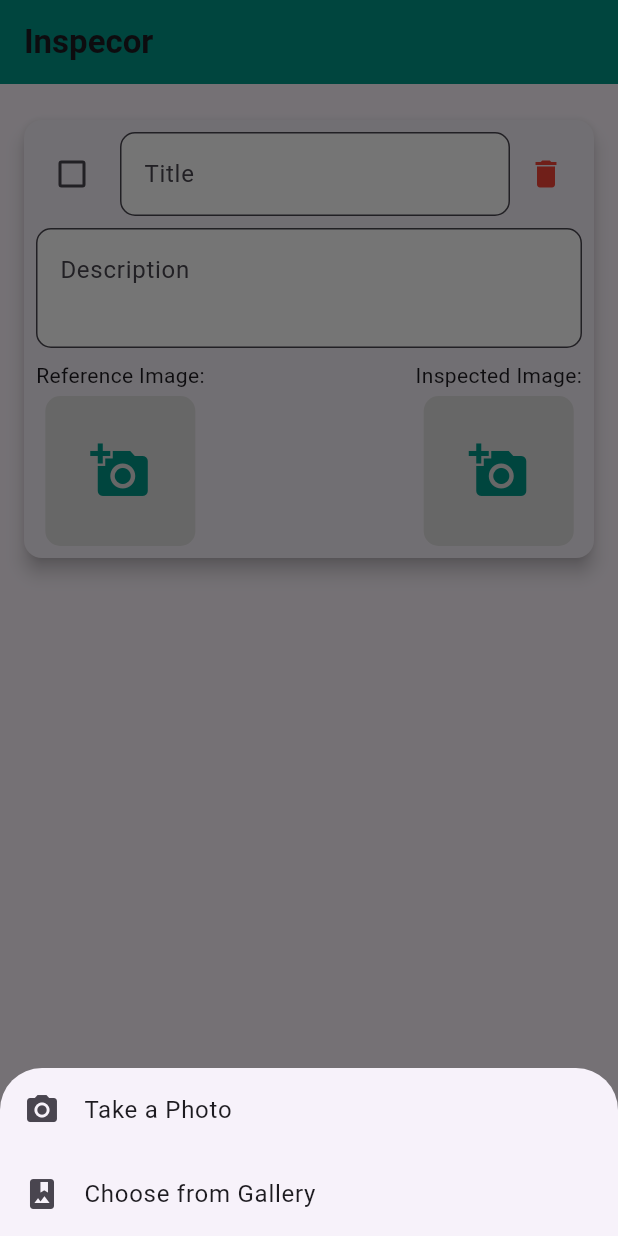
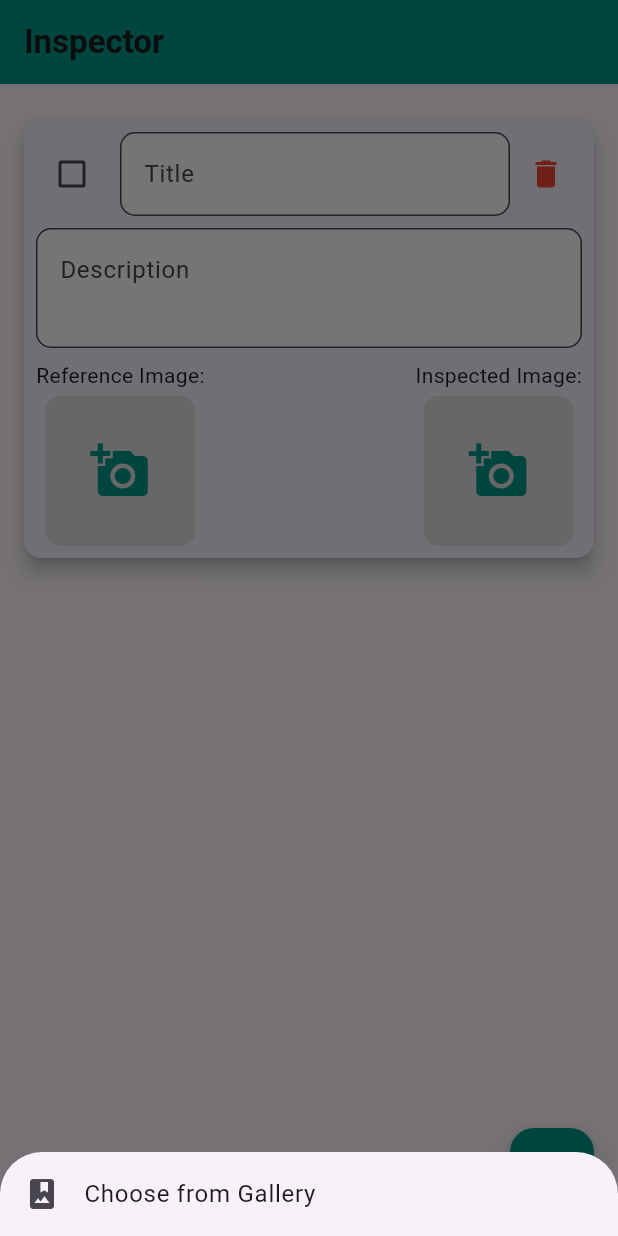
Before and after one commit to atuljadon/inspector, a Flutter app: the ChecklistScreen screen opened directly, after a tap on the "add" icon, after a tap on the "add a photo" icon, on a phone screen of 412 x 824 dp. Run offline on Flutter 3.47's test engine with Material 3 defaults, Android fonts, the phone set to English and light mode, and no system bars; our stand-ins replace image_picker.

Commit message:
second commit

```diff
--- a/lib/main.dart
+++ b/lib/main.dart
@@ -10,7 +10,7 @@ class ChecklistApp extends StatelessWidget {
   Widget build(BuildContext context) {
     return MaterialApp(
       debugShowCheckedModeBanner: false,
-      title: 'Checklist App',
+      title: 'Inspector',
       theme: ThemeData(
         primarySwatch: Colors.blue,
       ),
--- a/lib/screens/checklist_screen.dart
+++ b/lib/screens/checklist_screen.dart
@@ -32,21 +32,20 @@ class _ChecklistScreenState extends State<ChecklistScreen> {
     final ImagePicker picker = ImagePicker();
     XFile? pickedFile;
 
-    // Show dialog to choose between camera and gallery
     await showModalBottomSheet(
       context: context,
       builder: (context) {
         return Column(
           mainAxisSize: MainAxisSize.min,
           children: [
-            ListTile(
-              leading: Icon(Icons.camera_alt),
-              title: Text('Take a Photo'),
-              onTap: () async {
-                pickedFile = await picker.pickImage(source: ImageSource.camera);
-                Navigator.pop(context);
-              },
-            ),
+            // ListTile(
+            //   leading: Icon(Icons.camera_alt),
+            //   title: Text('Take a Photo'),
+            //   onTap: () async {
+            //     pickedFile = await picker.pickImage(source: ImageSource.camera);
+            //     Navigator.pop(context);
+            //   },
+            // ),
             ListTile(
               leading: Icon(Icons.photo_album),
               title: Text('Choose from Gallery'),
@@ -89,7 +88,7 @@ class _ChecklistScreenState extends State<ChecklistScreen> {
     return Scaffold(
       appBar: AppBar(
         title: Text(
-          'Inspecor',
+          'Inspector',
           style: TextStyle(fontWeight: FontWeight.bold),
         ),
         backgroundColor: Colors.teal,
@@ -108,7 +107,6 @@ class _ChecklistScreenState extends State<ChecklistScreen> {
                   children: [
                     Row(
                       children: [
-                        // Checkbox with green tick when checked
                         Checkbox(
                           value: _checklistItems[index]['checked'],
                           onChanged: (bool? value) {
@@ -118,7 +116,6 @@ class _ChecklistScreenState extends State<ChecklistScreen> {
                           checkColor: Colors.white,
                         ),
                         SizedBox(width: 8),
-                        // Title Input Field
                         Expanded(
                           child: TextField(
                             onChanged: (value) {
@@ -157,7 +154,7 @@ class _ChecklistScreenState extends State<ChecklistScreen> {
                       maxLines: 2,
                     ),
                     SizedBox(height: 8),
-                    // Main Image and Checkbox Image Upload
+
                     Row(
                       mainAxisAlignment: MainAxisAlignment.spaceBetween,
                       children: [
```
Also changed, not shown: lib/screens/login_screen.dart (+4 -17 lines).
